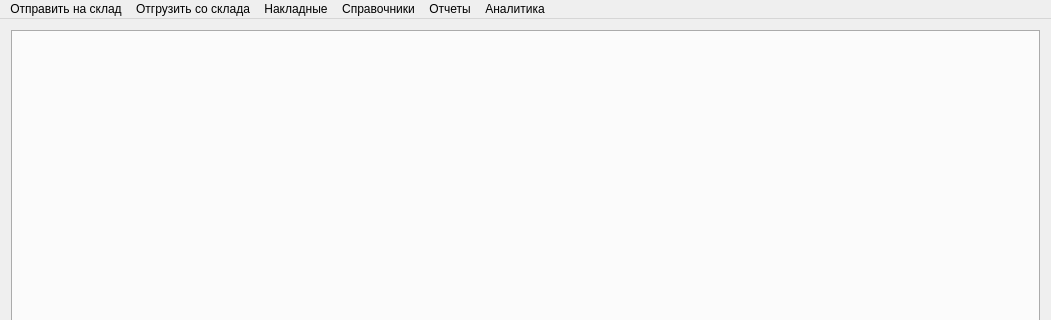
Above: mainwindow.ui from Sergeyego/warehouse before the change; both pictures show x 0 to 1051 and y 0 to 320 of the 1051 by 662 pixel window. Below: the same form after it.
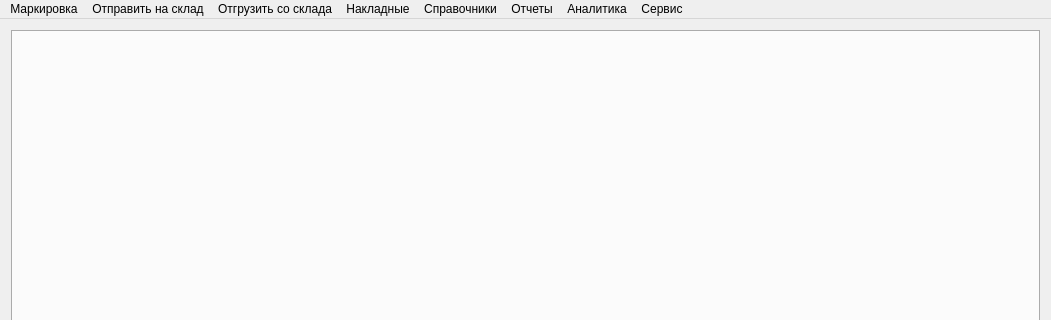
That is the form after the change.

Patch:
```diff
--- a/mainwindow.ui
+++ b/mainwindow.ui
@@ -81,12 +81,29 @@
     <addaction name="actionAccNaklEl"/>
     <addaction name="actionAccNaklWire"/>
    </widget>
+   <widget class="QMenu" name="menu_7">
+    <property name="title">
+     <string>Маркировка</string>
+    </property>
+    <addaction name="actionLblEl"/>
+    <addaction name="actionLblWire"/>
+   </widget>
+   <widget class="QMenu" name="menu_8">
+    <property name="title">
+     <string>Сервис</string>
+    </property>
+    <addaction name="actionCfgPrint"/>
+    <addaction name="actionAllRefresh"/>
+    <addaction name="actionCfgUser"/>
+   </widget>
+   <addaction name="menu_7"/>
    <addaction name="menu"/>
    <addaction name="menu_2"/>
    <addaction name="menu_6"/>
    <addaction name="menu_3"/>
    <addaction name="menu_4"/>
    <addaction name="menu_5"/>
+   <addaction name="menu_8"/>
   </widget>
   <action name="actionAcceptanceWire">
    <property name="text">
```
Left out of the diff: 27 changed lines with no effect on the pictures.
